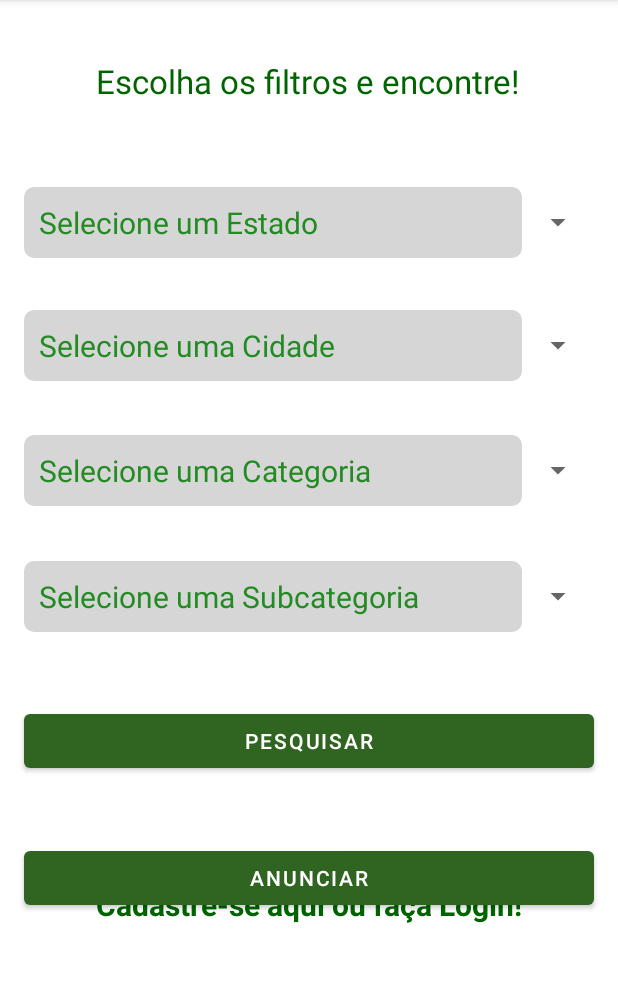
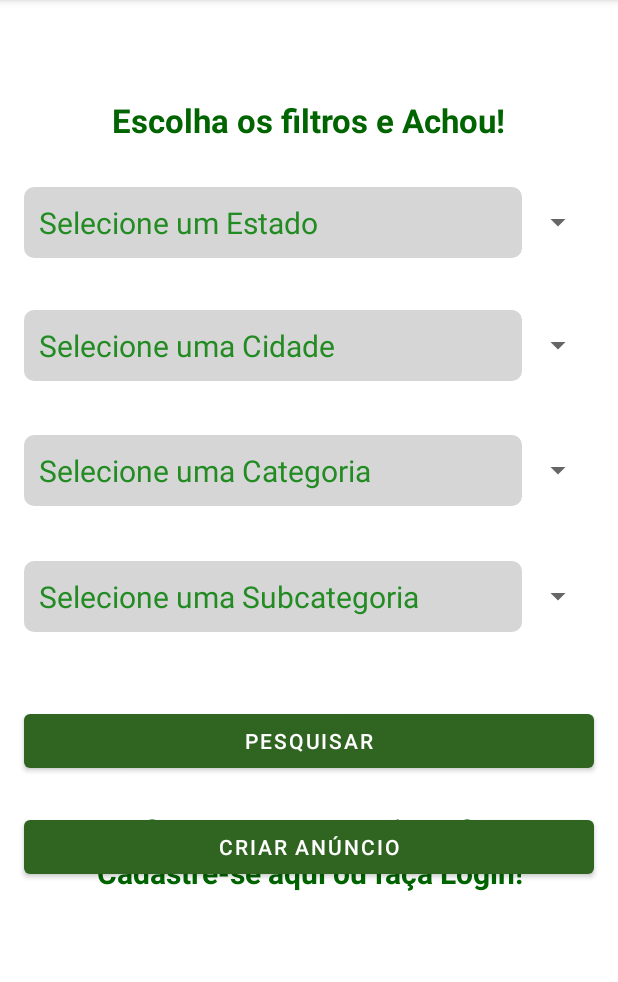
Before and after one commit to reginaldo-basilio/ProjetoTCC, an Android app: the screen it shows after launch (MainSerachActivity), on a phone screen of 412 x 824 dp, the part 84-1066 px from its top. Run offline under Robolectric (Android 15) with nearby library versions, the phone set to English and light mode, and no system bars; our stand-ins replace Firebase (no records; nobody signed in at launch, a user with empty details on screens opened directly); libraries missing offline, so code that uses them is left out: com.beardedhen.androidbootstrap; plain views replace BootstrapButton; 5 statements that could not run were skipped.

Commit message:
Verificando se esta logado e colocando indicacao de logado e ocultando botao de anunciar e registrar conforme status de logado.

```diff
--- a/app/src/main/java/com/example/apptcc/Activity/LoginActivity.java
+++ b/app/src/main/java/com/example/apptcc/Activity/LoginActivity.java
@@ -44,7 +44,7 @@ public class LoginActivity extends AppCompatActivity {
 
     private BootstrapEditText edtEmail, edtPassword;
     private BootstrapButton btnLogin;
-    private TextView txtRecoveryPassword, txtRegister;
+    private TextView txtRecoveryPassword, txtRegister, txtLogged;
 
     @Override
     protected void onCreate(Bundle savedInstanceState) {
@@ -76,7 +76,7 @@ public class LoginActivity extends AppCompatActivity {
         txtRegister.setOnClickListener(new View.OnClickListener(){
             @Override
             public void onClick(View v) {
-                operRegistro();
+                openRegistro();
             }
         });
 
@@ -102,7 +102,7 @@ public class LoginActivity extends AppCompatActivity {
                 });
     }
 
-    private void operRegistro(){
+    private void openRegistro(){
         Intent intent = new Intent(LoginActivity.this, RegisterActivity.class);
         startActivity(intent);
         finish();
--- a/app/src/main/java/com/example/apptcc/Activity/MainSerachActivity.java
+++ b/app/src/main/java/com/example/apptcc/Activity/MainSerachActivity.java
@@ -17,12 +17,16 @@ import android.widget.Toast;
 import com.beardedhen.androidbootstrap.BootstrapButton;
 import com.example.apptcc.R;
 import com.google.firebase.auth.FirebaseAuth;
+import com.google.firebase.auth.FirebaseUser;
 
 public class MainSerachActivity extends AppCompatActivity {
 
+    private FirebaseAuth mAuth;
+    private FirebaseUser currentUser;
+
     private Spinner spState, spCity, spCategory, spSubCategory;
     private BootstrapButton btnResearch, btnAddAds;
-    private TextView txtRegisterOrLogin;
+    private TextView txtQuestion, txtRegisterOrLogin, txtLogged;
 
     private String[] stateListSpinner = new String []{"Selecione um Estado", "Acre", "Alagoas", "Amapá", "Amazonas", "Bahia", "Ceará", "Distrito Federal",
             "Espírito Santo", "Goiás", "Maranhão", "Mato Grosso", "Mato Grosso do Sul", "Minas Gerais", "Pará",
@@ -47,6 +51,7 @@ public class MainSerachActivity extends AppCompatActivity {
         btnResearch = (BootstrapButton) findViewById(R.id.btnResearch);
         btnAddAds = (BootstrapButton) findViewById(R.id.btnAddAds);
         txtRegisterOrLogin = (TextView) findViewById(R.id.txtRegister);
+        txtQuestion = (TextView) findViewById(R.id.txtQuestion);
 
         btnResearch.setOnClickListener(new View.OnClickListener() {
             @Override
@@ -73,14 +78,24 @@ public class MainSerachActivity extends AppCompatActivity {
 
     }
 
-
+    @Override
+    protected void onStart() {
+        super.onStart();
+        currentUser = FirebaseAuth.getInstance().getCurrentUser();
+        txtLogged = (TextView) findViewById(R.id.txtLogged);
+        if(currentUser != null){
+            txtLogged.setText("Logado como ...");
+            txtRegisterOrLogin.setVisibility(View.INVISIBLE);
+            txtQuestion.setVisibility(View.INVISIBLE);
+        }else{
+            btnAddAds.setVisibility(View.INVISIBLE);
+        }
+    }
 
 
     @Override
     public boolean onCreateOptionsMenu(Menu menu) {
-
         getMenuInflater().inflate(R.menu.menu_tres_pontinhos, menu);
-
         return super.onCreateOptionsMenu(menu);
     }
 
@@ -91,7 +106,6 @@ public class MainSerachActivity extends AppCompatActivity {
             disconnectUser();
             return true;
         }
-
         return super.onOptionsItemSelected(item);
     }
 
@@ -106,9 +120,6 @@ public class MainSerachActivity extends AppCompatActivity {
         startActivity(intent);
         finish();
     }
-
-
-
 
     @SuppressLint("WrongConstant")
     private void fillStateSpinner(){
--- a/app/src/main/res/layout/activity_main_serach.xml
+++ b/app/src/main/res/layout/activity_main_serach.xml
@@ -8,18 +8,31 @@
     tools:context=".Activity.MainSerachActivity">
 
     <TextView
+        android:id="@+id/txtLogged"
+        android:layout_width="wrap_content"
+        android:layout_height="wrap_content"
+        android:textColor="#006400"
+        android:textSize="15sp"
+        app:layout_constraintBottom_toBottomOf="parent"
+        app:layout_constraintEnd_toEndOf="parent"
+        app:layout_constraintHorizontal_bias="0.094"
+        app:layout_constraintStart_toStartOf="parent"
+        app:layout_constraintTop_toTopOf="parent"
+        app:layout_constraintVertical_bias="0.009" />
+
+    <TextView
         android:id="@+id/txtTitle"
         android:layout_width="wrap_content"
         android:layout_height="wrap_content"
-        android:text="Escolha os filtros e encontre!"
+        android:text="Escolha os filtros e Achou!"
         android:textColor="#006400"
+        android:textStyle="bold"
         android:textSize="22sp"
         app:layout_constraintBottom_toBottomOf="parent"
         app:layout_constraintEnd_toEndOf="parent"
-        app:layout_constraintHorizontal_bias="0.496"
         app:layout_constraintStart_toStartOf="parent"
         app:layout_constraintTop_toTopOf="parent"
-        app:layout_constraintVertical_bias="0.053" />
+        app:layout_constraintVertical_bias="0.088" />
 
     <Spinner
         android:id="@+id/spState"
@@ -92,7 +105,7 @@
         android:layout_width="match_parent"
         android:layout_height="wrap_content"
         android:layout_margin="16dp"
-        android:text="Anunciar"
+        android:text="Criar Anúncio"
         app:bootstrapBrand="primary"
         app:bootstrapSize="lg"
         app:buttonMode="regular"
@@ -100,7 +113,7 @@
         app:layout_constraintEnd_toEndOf="parent"
         app:layout_constraintStart_toStartOf="parent"
         app:layout_constraintTop_toTopOf="parent"
-        app:layout_constraintVertical_bias="0.793"
+        app:layout_constraintVertical_bias="0.763"
         app:roundedCorners="true"
         app:showOutline="true" />
 
@@ -116,7 +129,7 @@
         app:layout_constraintHorizontal_bias="0.497"
         app:layout_constraintStart_toStartOf="parent"
         app:layout_constraintTop_toTopOf="parent"
-        app:layout_constraintVertical_bias="0.758" />
+        app:layout_constraintVertical_bias="0.728" />
 
     <TextView
         android:id="@+id/txtRegister"
@@ -128,10 +141,10 @@
         android:textStyle="bold"
         app:layout_constraintBottom_toBottomOf="parent"
         app:layout_constraintEnd_toEndOf="parent"
-        app:layout_constraintHorizontal_bias="0.501"
+        app:layout_constraintHorizontal_bias="0.504"
         app:layout_constraintStart_toStartOf="parent"
         app:layout_constraintTop_toTopOf="parent"
-        app:layout_constraintVertical_bias="0.796" />
+        app:layout_constraintVertical_bias="0.767" />
 
 
 </androidx.constraintlayout.widget.ConstraintLayout>
--- a/app/src/main/res/layout/activity_register.xml
+++ b/app/src/main/res/layout/activity_register.xml
@@ -19,7 +19,7 @@
             android:orientation="vertical">
 
             <TextView
-                android:id="@+id/txtRegister"
+                android:id="@+id/txtMessage"
                 android:layout_width="match_parent"
                 android:gravity="center"
                 android:layout_height="wrap_content"
```
Also changed, not shown: app/src/main/java/com/example/apptcc/Activity/RegisterActivity.java (+36 -0 lines).
